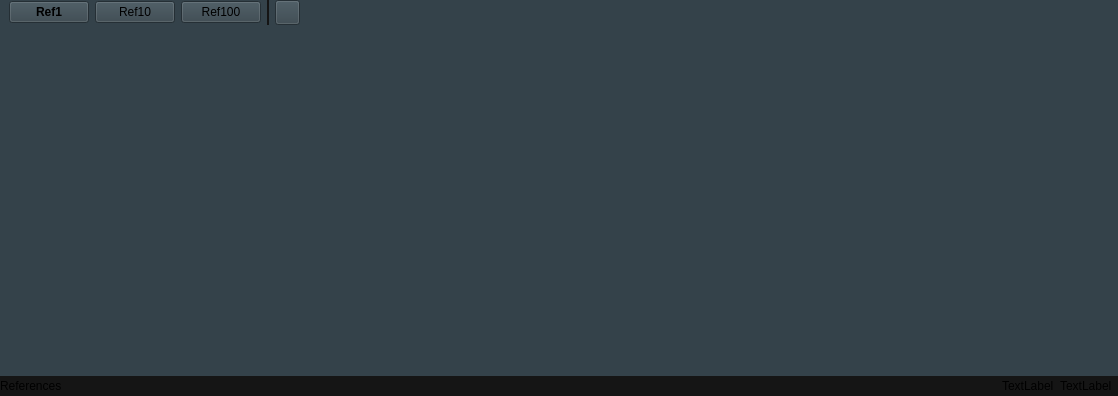
First picture: the form in TilesetEditor/fragmentreferences.ui, repository diegofps/tileset_editor, before the edit.
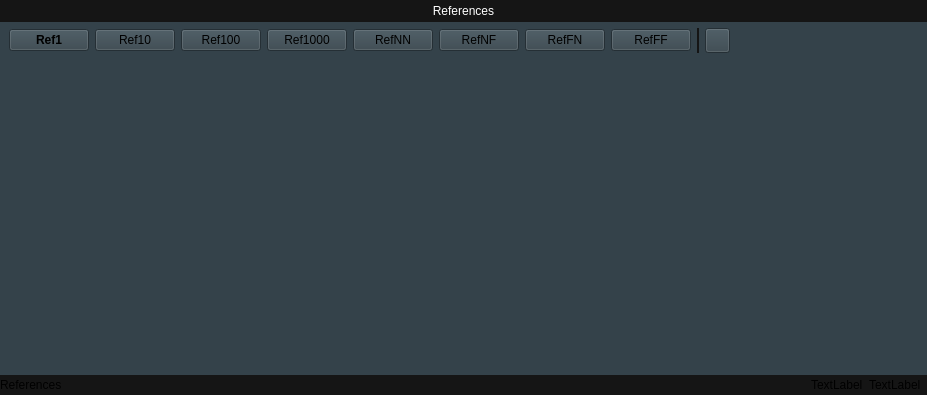
Second picture: the form after the edit. Icons and pictures are not drawn.

What changed in the file:
```diff
--- a/TilesetEditor/fragmentreferences.ui
+++ b/TilesetEditor/fragmentreferences.ui
@@ -6,8 +6,8 @@
    <rect>
     <x>0</x>
     <y>0</y>
-    <width>1118</width>
-    <height>396</height>
+    <width>927</width>
+    <height>395</height>
    </rect>
   </property>
   <property name="windowTitle">
@@ -47,6 +47,9 @@
       <number>0</number>
      </property>
      <layout class="QVBoxLayout" name="verticalLayout">
+      <property name="spacing">
+       <number>0</number>
+      </property>
       <property name="leftMargin">
        <number>0</number>
       </property>
@@ -59,6 +62,31 @@
       <property name="bottomMargin">
        <number>0</number>
       </property>
+      <item>
+       <widget class="QLabel" name="lbTitle">
+        <property name="sizePolicy">
+         <sizepolicy hsizetype="Preferred" vsizetype="Fixed">
+          <horstretch>0</horstretch>
+          <verstretch>0</verstretch>
+         </sizepolicy>
+        </property>
+        <property name="styleSheet">
+         <string notr="true">background-color: #151515;
+color: #ffffff;
+padding: 4px;
+font: 9pt;</string>
+        </property>
+        <property name="text">
+         <string>References</string>
+        </property>
+        <property name="alignment">
+         <set>Qt::AlignCenter</set>
+        </property>
+        <property name="margin">
+         <number>0</number>
+        </property>
+       </widget>
+      </item>
       <item>
        <layout class="QHBoxLayout" name="horizontalLayout_2">
         <property name="spacing">
@@ -67,9 +95,15 @@
         <property name="leftMargin">
          <number>9</number>
         </property>
+        <property name="topMargin">
+         <number>6</number>
+        </property>
         <property name="rightMargin">
          <number>9</number>
         </property>
+        <property name="bottomMargin">
+         <number>6</number>
+        </property>
         <item>
          <widget class="QPushButton" name="btRef1">
           <property name="minimumSize">
@@ -146,6 +180,41 @@
           </property>
          </widget>
         </item>
+        <item>
+         <widget class="QPushButton" name="btRef1000">
+          <property name="text">
+           <string>Ref1000</string>
+          </property>
+         </widget>
+        </item>
+        <item>
+         <widget class="QPushButton" name="btRefNN">
+          <property name="text">
+           <string>RefNN</string>
+          </property>
+         </widget>
+        </item>
+        <item>
+         <widget class="QPushButton" name="btRefNF">
+          <property name="text">
+           <string>RefNF</string>
+          </property>
+         </widget>
+        </item>
+        <item>
+         <widget class="QPushButton" name="btRefFN">
+          <property name="text">
+           <string>RefFN</string>
+          </property>
+         </widget>
+        </item>
+        <item>
+         <widget class="QPushButton" name="btRefFF">
+          <property name="text">
+           <string>RefFF</string>
+          </property>
+         </widget>
+        </item>
         <item>
          <widget class="QWidget" name="widget_3" native="true">
           <property name="minimumSize">
```
